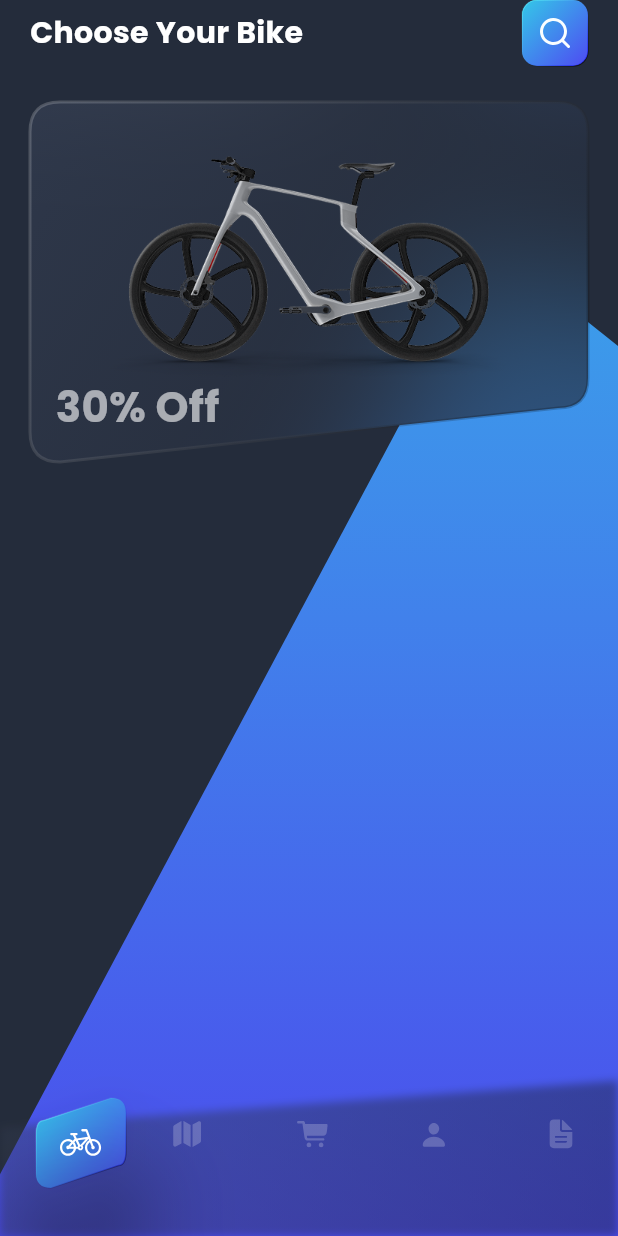
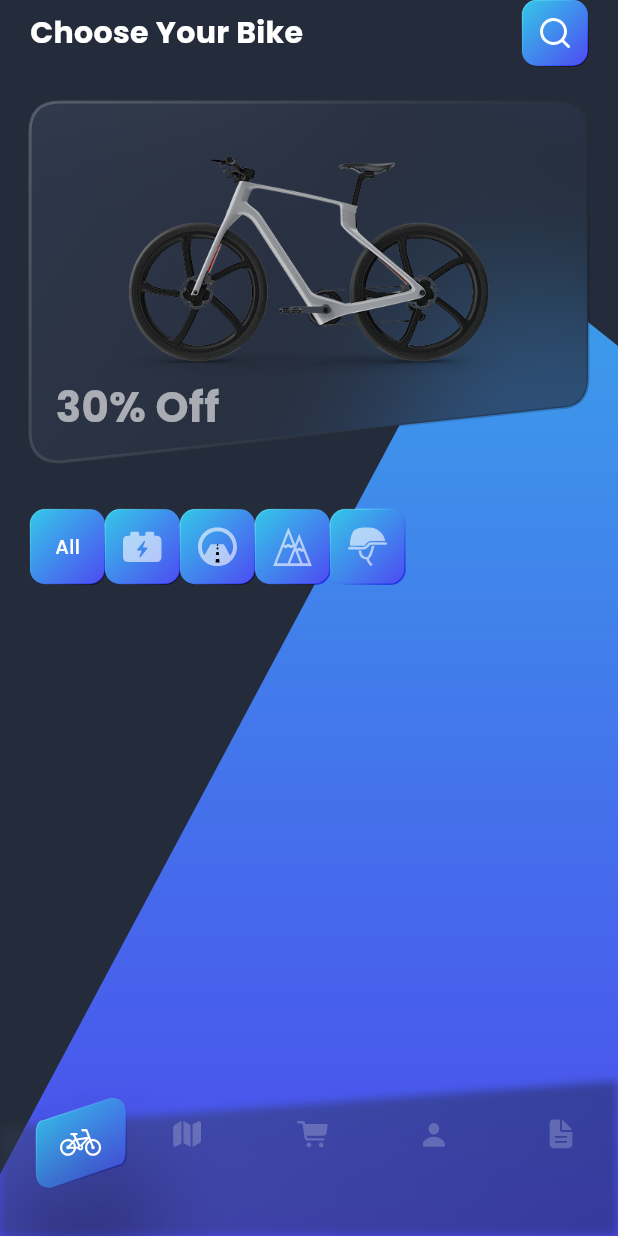
Before and after one commit to jabguru/Bike-Shopping, a Flutter app: the screen it shows after launch, on a phone screen of 412 x 824 dp. Run offline on Flutter 3.47's test engine with Material 3 defaults, Android fonts, the phone set to English and light mode, and no system bars; our stand-ins replace flutter_svg, vector_graphics.

Commit message:
started working on categories, refactored

```diff
--- a/lib/gen/assets.gen.dart
+++ b/lib/gen/assets.gen.dart
@@ -53,6 +53,10 @@ class $AssetsImagesIconsGen {
   /// File path: assets/images/icons/bike.svg
   SvgGenImage get bike => const SvgGenImage('assets/images/icons/bike.svg');
 
+  /// File path: assets/images/icons/electric.svg
+  SvgGenImage get electric =>
+      const SvgGenImage('assets/images/icons/electric.svg');
+
   /// File path: assets/images/icons/mountain.svg
   SvgGenImage get mountain =>
       const SvgGenImage('assets/images/icons/mountain.svg');
@@ -61,7 +65,7 @@ class $AssetsImagesIconsGen {
   SvgGenImage get road => const SvgGenImage('assets/images/icons/road.svg');
 
   /// List of all assets
-  List<SvgGenImage> get values => [accessory, bike, mountain, road];
+  List<SvgGenImage> get values => [accessory, bike, electric, mountain, road];
 }
 
 class $AssetsImagesNavBarIconsGen {
--- a/lib/screens/home.dart
+++ b/lib/screens/home.dart
@@ -1,10 +1,10 @@
 import 'package:bike_shopping/gen/assets.gen.dart';
 import 'package:bike_shopping/theme/colors.dart';
-import 'package:bike_shopping/theme/theme.dart';
 import 'package:bike_shopping/widgets/bottom_nav_bar.dart';
 import 'package:bike_shopping/widgets/button.dart';
-import 'package:bike_shopping/widgets/custom_container.dart';
+import 'package:bike_shopping/widgets/category.dart';
 import 'package:bike_shopping/widgets/custom_scaffold.dart';
+import 'package:bike_shopping/widgets/featured_bike.dart';
 import 'package:bike_shopping/widgets/space.dart';
 import 'package:flutter/material.dart';
 
@@ -41,46 +41,7 @@ class HomeScreen extends StatelessWidget {
                   VerticalSpacing(24.0),
                   Expanded(
                     child: SingleChildScrollView(
-                      child: Column(
-                        children: [
-                          CustomContainer(
-                            width: double.infinity,
-                            gradient: AppTheme.greyBlueGradient,
-                            height: 240.0,
-                            isBottomRightSkew: true,
-                            hasStroke: true,
-                            isBlur: true,
-                            child: Padding(
-                              padding: const EdgeInsets.fromLTRB(
-                                17.0,
-                                30.0,
-                                17.0,
-                                24.0,
-                              ),
-                              child: Column(
-                                crossAxisAlignment: CrossAxisAlignment.start,
-                                children: [
-                                  Center(
-                                    child: Assets.images.bike1.image(
-                                      height: 153.0,
-                                    ),
-                                  ),
-                                  Text(
-                                    "30% Off",
-                                    style: TextStyle(
-                                      fontSize: 28,
-                                      fontWeight: FontWeight.bold,
-                                      color: AppColors.white.withValues(
-                                        alpha: 0.6,
-                                      ),
-                                    ),
-                                  ),
-                                ],
-                              ),
-                            ),
-                          ),
-                        ],
-                      ),
+                      child: Column(children: [FeaturedBike(), Categories()]),
                     ),
                   ),
                 ],
--- a/lib/theme/theme.dart
+++ b/lib/theme/theme.dart
@@ -15,18 +15,12 @@ class AppTheme {
   );
 
   static final neutralGradient = LinearGradient(
-    colors: [
-      Color(0xFFFFFFFF).withValues(alpha: 0.6),
-      Color(0xFF000000).withValues(alpha: 0.6),
-    ],
+    colors: [Color(0xFFFFFFFF), Color(0xFF000000)],
     begin: Alignment.topLeft,
     end: Alignment.bottomRight,
   );
   static final greyBlueGradient = LinearGradient(
-    colors: [
-      AppColors.greyBlue.withValues(alpha: 0.6),
-      AppColors.darkBlue.withValues(alpha: 0.6),
-    ],
+    colors: [AppColors.greyBlue, AppColors.darkBlue],
     begin: Alignment.topLeft,
     end: Alignment.bottomRight,
   );
--- a/lib/widgets/bottom_nav_bar.dart
+++ b/lib/widgets/bottom_nav_bar.dart
@@ -106,31 +106,26 @@ class _BottomNavBarState extends State<BottomNavBar>
               mainAxisAlignment: MainAxisAlignment.spaceBetween,
               children: [
                 NavIcon(
-                  icon: Assets.images.navBarIcons.bicycle,
                   value: NavBarItem.home,
                   selected: _selectedItem,
                   onTap: () => _onItemTapped(NavBarItem.home),
                 ),
                 NavIcon(
-                  icon: Assets.images.navBarIcons.map,
                   value: NavBarItem.map,
                   selected: _selectedItem,
                   onTap: () => _onItemTapped(NavBarItem.map),
                 ),
                 NavIcon(
-                  icon: Assets.images.navBarIcons.cart,
                   value: NavBarItem.cart,
                   selected: _selectedItem,
                   onTap: () => _onItemTapped(NavBarItem.cart),
                 ),
                 NavIcon(
-                  icon: Assets.images.navBarIcons.person,
                   value: NavBarItem.profile,
                   selected: _selectedItem,
                   onTap: () => _onItemTapped(NavBarItem.profile),
                 ),
                 NavIcon(
-                  icon: Assets.images.navBarIcons.doc,
                   value: NavBarItem.doc,
                   selected: _selectedItem,
                   onTap: () => _onItemTapped(NavBarItem.doc),
@@ -161,16 +156,29 @@ class _BottomNavBarState extends State<BottomNavBar>
 
 class NavIcon extends StatelessWidget {
   const NavIcon({
-    required this.icon,
     required this.value,
     required this.selected,
     required this.onTap,
     super.key,
   });
-  final SvgGenImage icon;
   final NavBarItem value;
   final NavBarItem selected;
   final VoidCallback onTap;
+
+  SvgGenImage get icon {
+    switch (value) {
+      case NavBarItem.home:
+        return Assets.images.navBarIcons.bicycle;
+      case NavBarItem.map:
+        return Assets.images.navBarIcons.map;
+      case NavBarItem.cart:
+        return Assets.images.navBarIcons.cart;
+      case NavBarItem.profile:
+        return Assets.images.navBarIcons.person;
+      case NavBarItem.doc:
+        return Assets.images.navBarIcons.doc;
+    }
+  }
 
   @override
   Widget build(BuildContext context) {
@@ -199,18 +207,15 @@ class BottomNavBarPainter extends CustomPainter {
   @override
   void paint(Canvas canvas, Size size) {
     final fillGradient = LinearGradient(
-      colors: [
-        Color(0xFF363E51).withValues(alpha: .4),
-        Color(0xFF181C24).withValues(alpha: .4),
-      ],
+      colors: [Color(0xFF363E51), Color(0xFF181C24)],
       begin: Alignment.centerLeft,
       end: Alignment.centerRight,
     );
 
     final fillPaint = Paint()
-      ..shader = fillGradient.createShader(
-        Rect.fromLTWH(0, 0, size.width, size.height),
-      )
+      ..shader = fillGradient
+          .withOpacity(0.4)
+          .createShader(Rect.fromLTWH(0, 0, size.width, size.height))
       ..maskFilter = MaskFilter.blur(BlurStyle.normal, 3);
 
     final path = Path()
--- a/lib/widgets/button.dart
+++ b/lib/widgets/button.dart
@@ -3,15 +3,28 @@ import 'package:bike_shopping/widgets/gradient_stroke.dart';
 import 'package:flutter/material.dart';
 
 class Button extends StatelessWidget {
-  const Button({required this.child, super.key});
+  const Button({
+    required this.child,
+    this.width,
+    this.height,
+    this.backgroundGradient,
+    super.key,
+  });
   final Widget child;
+  final double? width;
+  final double? height;
+  final LinearGradient? backgroundGradient;
 
   @override
   Widget build(BuildContext context) {
     return GradientStroke(
+      width: width ?? 44.0,
+      height: height ?? 44.0,
       child: Container(
+        width: width,
+        height: height,
         decoration: BoxDecoration(
-          gradient: AppTheme.linearGradient,
+          gradient: backgroundGradient ?? AppTheme.linearGradient,
           borderRadius: BorderRadius.circular(10.0),
         ),
         child: Padding(padding: EdgeInsets.all(12.0), child: child),
--- /dev/null
+++ b/lib/widgets/category.dart
@@ -0,0 +1,70 @@
+import 'package:bike_shopping/gen/assets.gen.dart';
+import 'package:bike_shopping/theme/colors.dart';
+import 'package:bike_shopping/widgets/button.dart';
+import 'package:flutter/material.dart';
+
+enum Category { all, electric, road, mountain, accessory }
+
+class Categories extends StatefulWidget {
+  const Categories({super.key});
+
+  @override
+  State<Categories> createState() => _CategoriesState();
+}
+
+class _CategoriesState extends State<Categories> {
+  Category _selected = Category.all;
+
+  @override
+  Widget build(BuildContext context) {
+    return SizedBox(
+      height: 99.0,
+      child: Row(
+        children: [
+          CategoryIcon(category: Category.all, selected: _selected),
+          CategoryIcon(category: Category.electric, selected: _selected),
+          CategoryIcon(category: Category.road, selected: _selected),
+          CategoryIcon(category: Category.mountain, selected: _selected),
+          CategoryIcon(category: Category.accessory, selected: _selected),
+        ],
+      ),
+    );
+  }
+}
+
+class CategoryIcon extends StatelessWidget {
+  const CategoryIcon({
+    required this.category,
+    required this.selected,
+    super.key,
+  });
+  final Category category;
+  final Category selected;
+
+  Widget get child {
+    switch (category) {
+      case Category.all:
+        return Text(
+          "All",
+          style: TextStyle(
+            fontSize: 13.0,
+            color: AppColors.white,
+            fontWeight: FontWeight.w500,
+          ),
+        );
+      case Category.electric:
+        return Assets.images.icons.electric.svg();
+      case Category.road:
+        return Assets.images.icons.road.svg();
+      case Category.mountain:
+        return Assets.images.icons.mountain.svg();
+      case Category.accessory:
+        return Assets.images.icons.accessory.svg();
+    }
+  }
+
+  @override
+  Widget build(BuildContext context) {
+    return Button(width: 50.0, height: 50.0, child: Center(child: child));
+  }
+}
--- a/lib/widgets/custom_container.dart
+++ b/lib/widgets/custom_container.dart
@@ -79,9 +79,9 @@ class FullSkewPainter extends CustomPainter {
 
     if (isStroke) {
       final paint = Paint()
-        ..shader = AppTheme.neutralGradient.createShader(
-          Rect.fromLTWH(0, 0, size.width, size.height),
-        )
+        ..shader = AppTheme.neutralGradient
+            .withOpacity(0.6)
+            .createShader(Rect.fromLTWH(0, 0, size.width, size.height))
         ..style = PaintingStyle.stroke
         ..blendMode = BlendMode.overlay
         ..strokeWidth = 1.0;
@@ -118,29 +118,25 @@ class BottomRightSkewPainter extends CustomPainter {
 
     if (isStroke) {
       LinearGradient strokeGradient = LinearGradient(
-        colors: [
-          Color(0xFFFFFFFF).withValues(alpha: 0.2),
-          Color(0xFF000000).withValues(alpha: 0.2),
-          Color(0xFF000000).withValues(alpha: 0.2),
-        ],
+        colors: [Color(0xFFFFFFFF), Color(0xFF000000), Color(0xFF000000)],
         stops: [0, 0.84, 1],
         begin: Alignment.topLeft,
         end: Alignment.bottomRight,
       );
 
       final paint = Paint()
-        ..shader = strokeGradient.createShader(
-          Rect.fromLTWH(0, 0, size.width, size.height),
-        )
+        ..shader = strokeGradient
+            .withOpacity(0.2)
+            .createShader(Rect.fromLTWH(0, 0, size.width, size.height))
         ..style = PaintingStyle.stroke
         ..strokeWidth = 2.0;
 
       canvas.drawPath(path, paint);
     } else {
       final fillPaint = Paint()
-        ..shader = AppTheme.greyBlueGradient.createShader(
-          Rect.fromLTWH(0, 0, size.width, size.height),
-        );
+        ..shader = AppTheme.greyBlueGradient
+            .withOpacity(0.6)
+            .createShader(Rect.fromLTWH(0, 0, size.width, size.height));
       canvas.drawPath(path, fillPaint);
       canvas.drawShadow(
         path,
--- /dev/null
+++ b/lib/widgets/featured_bike.dart
@@ -0,0 +1,38 @@
+import 'package:bike_shopping/gen/assets.gen.dart';
+import 'package:bike_shopping/theme/colors.dart';
+import 'package:bike_shopping/theme/theme.dart';
+import 'package:bike_shopping/widgets/custom_container.dart';
+import 'package:flutter/material.dart';
+
+class FeaturedBike extends StatelessWidget {
+  const FeaturedBike({super.key});
+
+  @override
+  Widget build(BuildContext context) {
+    return CustomContainer(
+      width: double.infinity,
+      gradient: AppTheme.greyBlueGradient.withOpacity(0.6),
+      height: 240.0,
+      isBottomRightSkew: true,
+      hasStroke: true,
+      isBlur: true,
+      child: Padding(
+        padding: const EdgeInsets.fromLTRB(17.0, 30.0, 17.0, 24.0),
+        child: Column(
+          crossAxisAlignment: CrossAxisAlignment.start,
+          children: [
+            Center(child: Assets.images.bike1.image(height: 153.0)),
+            Text(
+              "30% Off",
+              style: TextStyle(
+                fontSize: 28,
+                fontWeight: FontWeight.bold,
+                color: AppColors.white.withValues(alpha: 0.6),
+              ),
+            ),
+          ],
+        ),
+      ),
+    );
+  }
+}
--- a/lib/widgets/gradient_stroke.dart
+++ b/lib/widgets/gradient_stroke.dart
@@ -4,8 +4,8 @@ import 'package:flutter/material.dart';
 class GradientStroke extends StatelessWidget {
   const GradientStroke({
     required this.child,
-    this.width = 44.0,
-    this.height = 44.0,
+    required this.width,
+    required this.height,
     super.key,
   });
   final Widget child;
@@ -30,9 +30,9 @@ class GradientStrokePainter extends CustomPainter {
   @override
   void paint(Canvas canvas, Size size) {
     final paint = Paint()
-      ..shader = AppTheme.neutralGradient.createShader(
-        Rect.fromLTWH(0, 0, size.width, size.height),
-      )
+      ..shader = AppTheme.neutralGradient
+          .withOpacity(0.6)
+          .createShader(Rect.fromLTWH(0, 0, size.width, size.height))
       ..style = PaintingStyle.stroke
       ..blendMode = BlendMode.overlay
       ..strokeWidth = 1.0;
```
Also changed, not shown: assets/images/icons/electric.svg (added).
